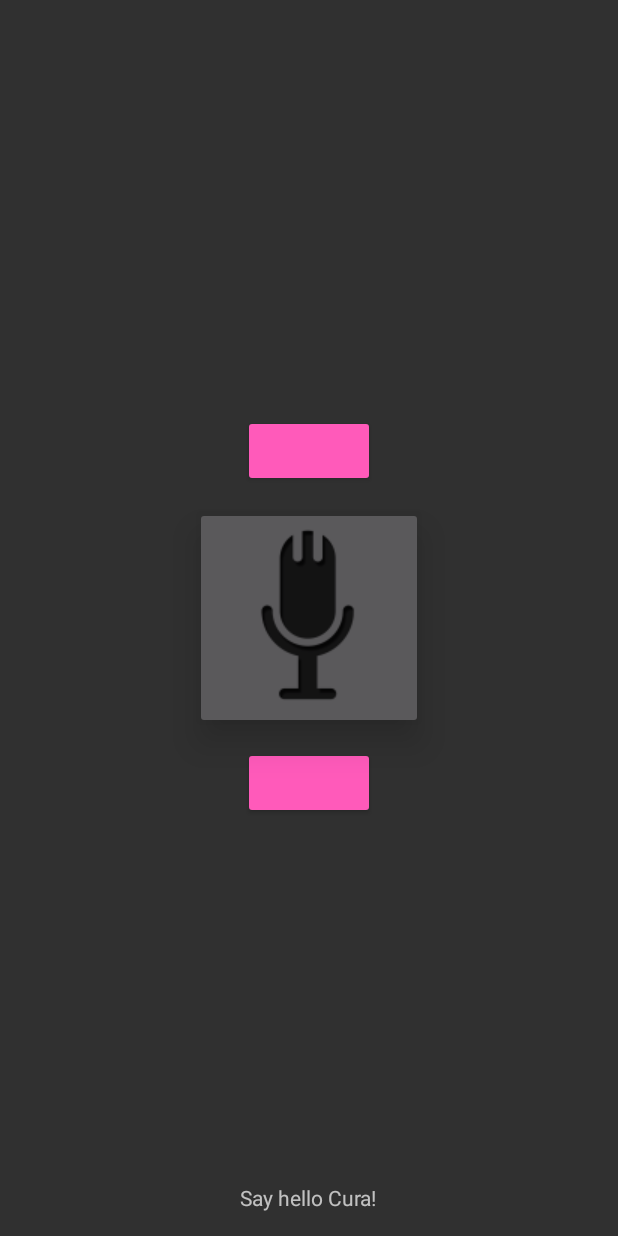
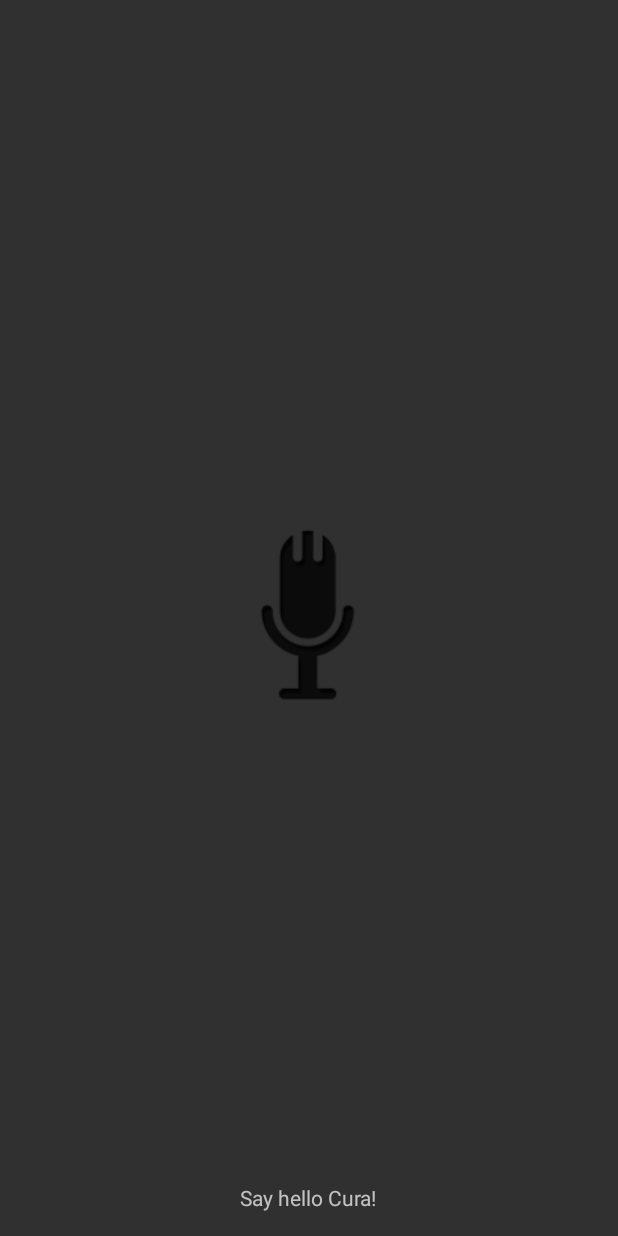
Before and after one commit to JoshuaTanner/Cura-Android, an Android app: the layout activity_main.xml on its own in the app's theme, with its tools: preview values and no code run, on a phone screen of 412 x 824 dp. Run offline under Robolectric (Android 15) with nearby library versions, the phone set to English and light mode, and no system bars; Roboto replaces fonts that are not available here.

Commit message:
Cura home updated

```diff
--- a/app/src/main/java/com/example/joshua/cura_tablet/MainActivity.java
+++ b/app/src/main/java/com/example/joshua/cura_tablet/MainActivity.java
@@ -9,7 +9,9 @@ import android.view.View;
 import android.widget.Button;
 
 import java.util.ArrayList;
+import java.util.Date;
 import java.util.Locale;
+import java.text.DateFormat;
 
 import android.app.Activity;
 import android.content.ActivityNotFoundException;
@@ -18,9 +20,14 @@ import android.os.Bundle;
 import android.speech.RecognizerIntent;
 import android.view.Menu;
 import android.widget.ImageButton;
+import android.widget.TextClock;
 import android.widget.TextView;
 import android.widget.Toast;
 import android.speech.tts.TextToSpeech;
+import android.graphics.Typeface;
+
+import org.w3c.dom.Text;
+
 
 public class MainActivity extends AppCompatActivity {
 
@@ -32,6 +39,11 @@ public class MainActivity extends AppCompatActivity {
     ImageButton speechButton;
 
     TextToSpeech TTS;
+    Typeface typeFace;
+
+    TextClock txtClock;
+    TextClock txtDate;
+
 
     private final int REQ_CODE_SPEECH_INPUT = 100;
 
@@ -43,7 +55,15 @@ public class MainActivity extends AppCompatActivity {
     }
 
     public void Init() {
+        //Set fonts
+        typeFace = Typeface.createFromAsset(getAssets(),"fonts/KozGoPr6N-Heavy.otf");
 
+        //Clock Set fonts for clock
+        txtClock = (TextClock) findViewById(R.id.textClock);
+        txtClock.setTypeface(typeFace);
+        //Date Set fonts for clock
+        txtDate = (TextClock) findViewById(R.id.textDate);
+        txtDate.setTypeface(typeFace);
         //Setting up schedule on click
         scheduleButton = (ImageButton) findViewById(R.id.ScheduleButton);
         scheduleButton.setOnClickListener(new View.OnClickListener() {
@@ -63,6 +83,7 @@ public class MainActivity extends AppCompatActivity {
         });
 
         helloText = (TextView) findViewById(R.id.Hello);
+
 
         speechButton = (ImageButton) findViewById(R.id.MicButton);
 
--- a/app/src/main/res/layout-land/activity_main.xml
+++ b/app/src/main/res/layout-land/activity_main.xml
@@ -3,8 +3,9 @@
     xmlns:app="http://schemas.android.com/apk/res-auto"
     xmlns:tools="http://schemas.android.com/tools"
     android:id="@+id/activity_main"
-    android:layout_width="match_parent"
-    android:layout_height="match_parent"
+    android:layout_width="fill_parent"
+    android:layout_height="fill_parent"
+    android:background="@drawable/bg_home"
     android:paddingBottom="@dimen/activity_vertical_margin"
     android:paddingLeft="@dimen/activity_horizontal_margin"
     android:paddingRight="@dimen/activity_horizontal_margin"
@@ -13,37 +14,41 @@
 
     <ImageButton
         android:id="@+id/MicButton"
+        android:background="@android:color/transparent"
         android:layout_width="wrap_content"
         android:layout_height="wrap_content"
         app:srcCompat="@drawable/cura_button1"
         android:elevation="0dp"
         style="@android:style/Widget.ImageButton"
-        android:layout_centerVertical="true"
+        android:layout_alignParentTop="true"
         android:layout_centerHorizontal="true" />
 
     <ImageButton
         android:layout_width="wrap_content"
         android:layout_height="wrap_content"
         app:srcCompat="@drawable/schedule_button1"
+        android:background="@android:color/transparent"
         android:id="@+id/ScheduleButton"
         style="@android:style/Widget.ImageButton"
-        android:layout_marginRight="41dp"
-        android:layout_marginEnd="41dp"
+        android:layout_marginRight="27dp"
+        android:layout_marginEnd="27dp"
         android:layout_alignTop="@+id/FamilyButton"
-        android:layout_toLeftOf="@+id/MicButton"
-        android:layout_toStartOf="@+id/MicButton" />
+        android:layout_toLeftOf="@+id/textClock"
+        android:layout_toStartOf="@+id/textClock" />
 
     <ImageButton
         android:layout_width="wrap_content"
         android:layout_height="wrap_content"
         app:srcCompat="@drawable/family_button1"
+        android:background="@android:color/transparent"
         android:id="@+id/FamilyButton"
         style="@android:style/Widget.ImageButton"
-        android:layout_centerVertical="true"
-        android:layout_toRightOf="@+id/MicButton"
-        android:layout_toEndOf="@+id/MicButton"
         android:layout_marginLeft="32dp"
-        android:layout_marginStart="32dp" />
+        android:layout_marginStart="32dp"
+        android:layout_marginBottom="51dp"
+        android:layout_above="@+id/textDate"
+        android:layout_toRightOf="@+id/textClock"
+        android:layout_toEndOf="@+id/textClock" />
 
     <TextView
         android:id="@+id/Hello"
@@ -53,4 +58,34 @@
         android:layout_alignParentTop="true"
         android:layout_centerHorizontal="true" />
 
+    <TextClock
+        android:id="@+id/textClock"
+        android:layout_width="wrap_content"
+        android:layout_height="wrap_content"
+        android:layout_marginBottom="33dp"
+        android:format12Hour="HH:mm"
+        android:format24Hour="HH:mm"
+        android:textColor="@color/Cura_font_DarkGrey"
+        android:textSize="160sp"
+        android:textStyle="bold"
+        android:visibility="visible"
+        android:layout_alignParentBottom="true"
+        android:layout_centerHorizontal="true" />
+
+    <TextClock
+        android:id="@+id/textDate"
+        android:layout_width="wrap_content"
+        android:layout_height="wrap_content"
+        android:format12Hour="dd/MMM/yyyy"
+        android:format24Hour="dd/MMM/yyyy"
+        android:textAlignment="center"
+        android:textColor="@color/Cura_font_DarkGrey"
+        android:textSize="60sp"
+        android:textStyle="bold"
+        android:layout_alignParentBottom="true"
+        android:layout_alignLeft="@+id/textClock"
+        android:layout_alignStart="@+id/textClock"
+        android:layout_alignRight="@+id/textClock"
+        android:layout_alignEnd="@+id/textClock" />
+
 </RelativeLayout>
--- a/app/src/main/res/layout/activity_main.xml
+++ b/app/src/main/res/layout/activity_main.xml
@@ -16,6 +16,7 @@
         android:layout_width="wrap_content"
         android:layout_height="wrap_content"
         android:id="@+id/Schedule"
+        android:background="@android:color/transparent"
         android:layout_above="@+id/MicButton"
         android:layout_centerHorizontal="true"
         android:layout_marginBottom="13dp"
@@ -24,6 +25,7 @@
 
     <ImageButton
         android:id="@+id/MicButton"
+        android:background="@android:color/transparent"
         android:layout_width="wrap_content"
         android:layout_height="wrap_content"
         app:srcCompat="@drawable/mic_small"
@@ -35,6 +37,7 @@
         android:layout_width="wrap_content"
         android:layout_height="wrap_content"
         android:id="@+id/Identify"
+        android:background="@android:color/transparent"
         android:elevation="0dp"
         android:layout_marginTop="12dp"
         style="@style/Widget.AppCompat.Button.Colored"
--- a/app/src/main/res/values/colors.xml
+++ b/app/src/main/res/values/colors.xml
@@ -3,4 +3,5 @@
     <color name="colorPrimary">#2196f3</color>
     <color name="colorPrimaryDark">#1976d2</color>
     <color name="colorAccent">#ff5aba</color>
+    <color name="Cura_font_DarkGrey">#363636</color>
 </resources>
```
Also changed, not shown: app/src/main/res/drawable/background.png (added), app/src/main/res/drawable/bg_home.png (added), app/src/main/res/drawable/bg_strip.png (added), app/src/main/res/drawable/cura_button1.png, app/src/main/res/drawable/family_button1.png, app/src/main/res/drawable/schedule_button1.png, 1 other file.
